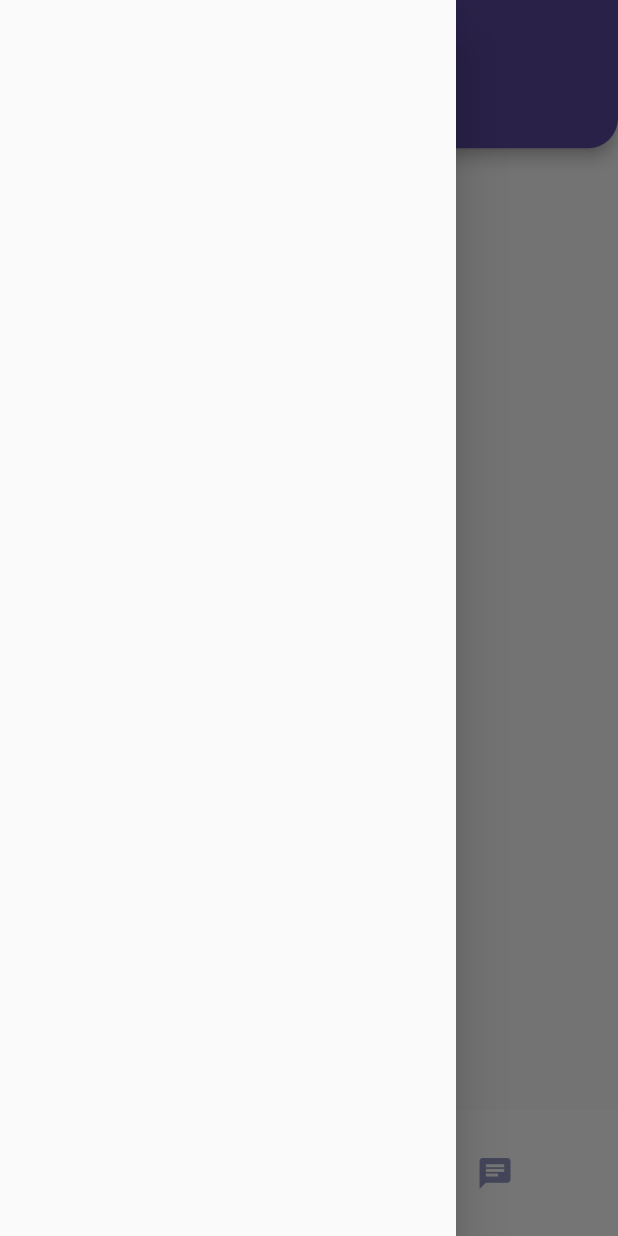
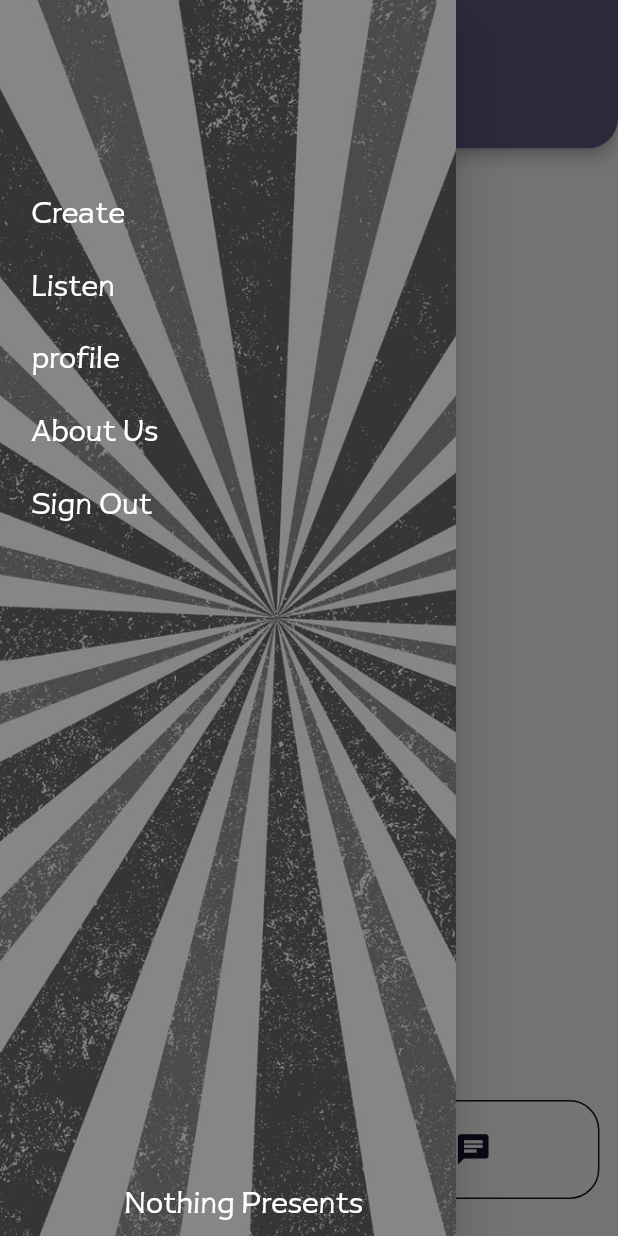
Before and after one commit to jagadeesJr/music_mate, a Flutter app: the Dashboard screen opened by its route, with the side drawer open, on a phone screen of 412 x 824 dp. Run offline on Flutter 3.47's test engine with Material 2 defaults, Android fonts, the phone set to English and light mode, and no system bars; drawn by our look-alikes of flashy_tab_bar2; our stand-ins replace connectivity_plus, dio, dots_indicator, shared_preferences; accounts and stored records are empty.

Commit message:
[Feat:] dash board

```diff
--- a/lib/screens/dash_board/dash_board.dart
+++ b/lib/screens/dash_board/dash_board.dart
@@ -1,3 +1,7 @@
+// import 'dart:ffi';
+
+import 'dart:ui';
+
 import 'package:flutter/material.dart';
 import '../../globalaccess/applib/applib.dart';
 
@@ -28,13 +32,101 @@ class _DashboardState extends State<Dashboard> {
     return LayoutBuilder(
         builder: (BuildContext context, BoxConstraints constraints) {
       return Scaffold(
-        drawer: Drawer(),
+        drawer: Drawer(
+          child: Container(
+            decoration: BoxDecoration(
+                image: DecorationImage(
+                    image: Image.asset('assets/images/design_1.jpg').image,
+                    fit: BoxFit.cover)),
+            child: Container(
+                color: Colors.black38,
+                height: double.infinity,
+
+                child: Padding(
+
+                        padding: EdgeInsets.fromLTRB(
+                            SizeConfig.blockSizeHorizontal! * 5,
+                            SizeConfig.blockSizeVertical! * 0,
+                            SizeConfig.blockSizeHorizontal! * 0,
+                            SizeConfig.blockSizeVertical! * 0),
+                  child: Column(
+
+                    crossAxisAlignment: CrossAxisAlignment.start,
+                    children: [
+                      SizedBox(
+                        height: SizeConfig.blockSizeVertical! * 15,
+                      ),
+                      Text(
+                        'Create',
+                        style: TextStyle(
+                            color: Colors.white,
+                            fontSize: SizeConfig.blockSizeVertical! * 3),
+                      ),
+                      SizedBox(
+                        height: SizeConfig.blockSizeVertical! * 2,
+                      ),
+                      Text(
+                        'Listen',
+                        style: TextStyle(
+                            color: Colors.white,
+                            fontSize: SizeConfig.blockSizeVertical! * 3),
+                      ),
+                      SizedBox(
+                        height: SizeConfig.blockSizeVertical! * 2,
+                      ),
+                      Text(
+                        'profile',
+                        style: TextStyle(
+                            color: Colors.white,
+                            fontSize: SizeConfig.blockSizeVertical! * 3),
+                      ),
+                      SizedBox(
+                        height: SizeConfig.blockSizeVertical! * 2,
+                      ),
+                      Text(
+                        'About Us',
+                        style: TextStyle(
+                            color: Colors.white,
+                            fontSize: SizeConfig.blockSizeVertical! * 3),
+                      ),
+                      SizedBox(
+                        height: SizeConfig.blockSizeVertical! * 2,
+                      ),
+                      Text(
+                        'Sign Out',
+                        style: TextStyle(
+                            color: Colors.white,
+                            fontSize: SizeConfig.blockSizeVertical! * 3),
+                      ),
+                      SizedBox(
+                        height: SizeConfig.blockSizeVertical! * 2,
+                      ),
+                      Expanded(
+                        child: Align(
+                          alignment: Alignment.bottomCenter,
+                          child: Text(
+                            'Nothing Presents',
+                            style: TextStyle(
+                              color: Colors.white,
+                              fontSize: SizeConfig.blockSizeVertical! * 3,
+                            ),
+                          ),
+                        ),
+                      ),
+                      SizedBox(
+                        height: SizeConfig.blockSizeVertical! * 1,
+                      )
+                    ],
+                  ),
+                )),
+          ),
+        ),
         appBar: AppBar(
           toolbarHeight: SizeConfig.blockSizeVertical! * 12,
           shape: const RoundedRectangleBorder(
               borderRadius: BorderRadius.vertical(bottom: Radius.circular(20))),
           centerTitle: true,
-          backgroundColor: const Color.fromARGB(255, 90, 71, 155),
+          backgroundColor: const Color(0xFF635985),
           title: Text(
             'Music Mate',
             style: TextStyle(
@@ -48,10 +140,26 @@ class _DashboardState extends State<Dashboard> {
           child: tabItems[selectedIndex],
         ),
         bottomNavigationBar: Container(
-          decoration: BoxDecoration(borderRadius: BorderRadius.circular(10)),
+          margin: EdgeInsets.symmetric(
+            vertical: SizeConfig.blockSizeVertical! * 3,
+            horizontal: SizeConfig.blockSizeHorizontal! * 3,
+          ),
+          padding: EdgeInsets.symmetric(
+            vertical: SizeConfig.blockSizeVertical! * 0.38,
+            horizontal: SizeConfig.blockSizeHorizontal! * 2,
+          ),
+          height: SizeConfig.blockSizeVertical! * 8,
+          decoration: BoxDecoration(
+            borderRadius: BorderRadius.circular(20),
+            color: Colors.white,
+            border: Border.all(
+              color: const Color(0xFF18122B),
+            ),
+          ),
           child: FlashyTabBar(
-            animationDuration: const Duration(milliseconds: 300),
+            animationDuration: const Duration(milliseconds: 200),
             animationCurve: Curves.linear,
+            // backgroundColor: Colors.transparent,
             selectedIndex: selectedIndex,
             iconSize: SizeConfig.blockSizeVertical! * 3,
             showElevation: false,
@@ -62,22 +170,32 @@ class _DashboardState extends State<Dashboard> {
             },
             items: [
               FlashyTabBarItem(
-                  icon: const Icon(Icons.home),
-                  title: const Text(
-                    'Home',
-                    style: TextStyle(color: Colors.black),
+                  icon: const Icon(Icons.home, color: Color(0xFF18122B)),
+                  title: Text(
+                    'Create',
+                    style: TextStyle(
+                      color: Colors.black,
+                      fontSize: SizeConfig.blockSizeVertical! * 2,
+                    ),
                   )),
               FlashyTabBarItem(
-                  icon: const Icon(Icons.music_note_rounded),
-                  title: const Text(
-                    'Music',
-                    style: TextStyle(color: Colors.black),
+                  icon: const Icon(Icons.music_note_rounded,
+                      color: Color(0xFF18122B)),
+                  title: Text(
+                    'Listen',
+                    style: TextStyle(
+                      color: Colors.black,
+                      fontSize: SizeConfig.blockSizeVertical! * 2,
+                    ),
                   )),
               FlashyTabBarItem(
-                  icon: const Icon(Icons.chat),
-                  title: const Text(
-                    'Chat',
-                    style: TextStyle(color: Colors.black),
+                  icon: const Icon(Icons.chat, color: Color(0xFF18122B)),
+                  title: Text(
+                    'profile',
+                    style: TextStyle(
+                      color: Colors.black,
+                      fontSize: SizeConfig.blockSizeVertical! * 2,
+                    ),
                   ))
             ],
           ),
```
Also changed, not shown: assets/images/design_1.jpg (added).
